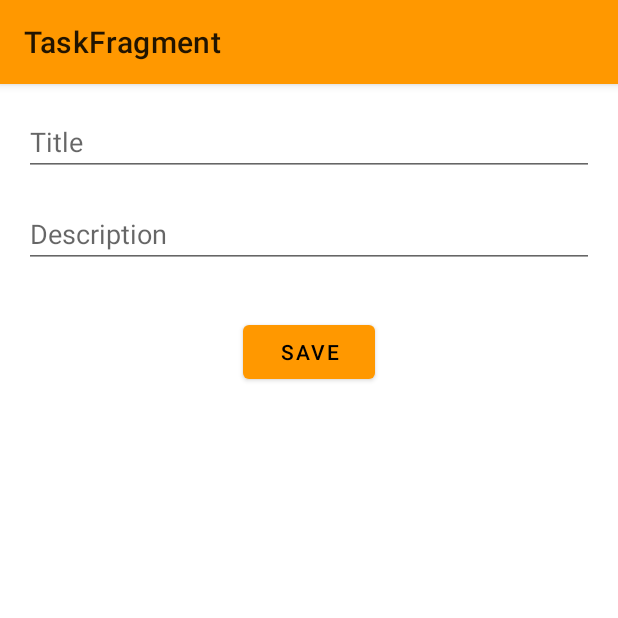
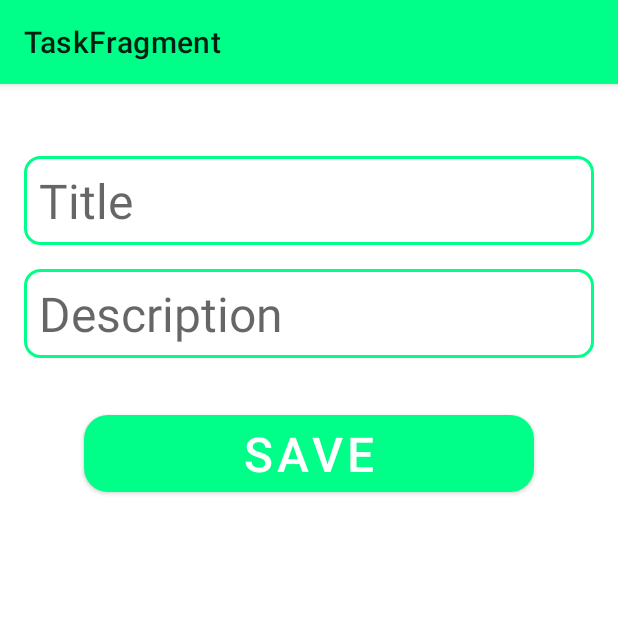
Before and after one commit to aslanaj/TaskApp, an Android app: the TaskFragment screen opened through its navigation route, on a phone screen of 412 x 824 dp, the top half of it. Run offline under Robolectric (Android 15) with nearby library versions, the phone set to English and light mode, and no system bars; our stand-ins replace Room's generated code, navigation-ui.

Commit message:
добавил дизайны

```diff
--- a/app/src/main/java/com/example/taskapp/App.kt
+++ b/app/src/main/java/com/example/taskapp/App.kt
@@ -12,12 +12,9 @@ class App : Application() {
             applicationContext,
             AppDatabase::class.java, "database-name"
         ).allowMainThreadQueries().build()
-
     }
 
     companion object {
         lateinit var db: AppDatabase
-
-
     }
 }
--- a/app/src/main/java/com/example/taskapp/data/local/dataBase/AppDataBase.kt
+++ b/app/src/main/java/com/example/taskapp/data/local/dataBase/AppDataBase.kt
@@ -3,7 +3,6 @@ package com.example.taskapp.data.local.dataBase
 import androidx.room.Database
 import androidx.room.RoomDatabase
 import com.example.taskapp.model.Task
-
 @Database(entities = [Task::class], version = 1)
 abstract class AppDatabase : RoomDatabase() {
     abstract fun taskDao(): TaskDao
--- a/app/src/main/java/com/example/taskapp/data/local/dataBase/TaskDao.kt
+++ b/app/src/main/java/com/example/taskapp/data/local/dataBase/TaskDao.kt
@@ -14,10 +14,10 @@ interface TaskDao {
 
     @Delete
     fun delete(task: Task)
+
     //Сортировка title от А до Я ASC
     //Сортировка title от А до Я DESC
     @Query("SELECT * FROM task ORDER BY title ASC")
     fun getAll(): List<Task>
+
 }
-
-annotation class update
--- a/app/src/main/java/com/example/taskapp/model/Task.kt
+++ b/app/src/main/java/com/example/taskapp/model/Task.kt
@@ -2,7 +2,6 @@ package com.example.taskapp.model
 
 import androidx.room.Entity
 import androidx.room.PrimaryKey
-
 @Entity
 data class Task(
     @PrimaryKey(autoGenerate = true)
--- a/app/src/main/java/com/example/taskapp/ui/dashboard/DashboardFragment.kt
+++ b/app/src/main/java/com/example/taskapp/ui/dashboard/DashboardFragment.kt
@@ -10,6 +10,7 @@ import com.example.taskapp.databinding.FragmentDashboardBinding
 
 class DashboardFragment : Fragment() {
     private var _binding: FragmentDashboardBinding? = null
+
     // This property is only valid between onCreateView and
     // onDestroyView.
     private val binding get() = _binding!!
@@ -23,7 +24,6 @@ class DashboardFragment : Fragment() {
         val root: View = binding.root
         return root
     }
-
     override fun onViewCreated(view: View, savedInstanceState: Bundle?) {
         super.onViewCreated(view, savedInstanceState)
         pref = Pref(requireContext())
--- a/app/src/main/java/com/example/taskapp/ui/onBoard/adapter/OnBoardingAdapter.kt
+++ b/app/src/main/java/com/example/taskapp/ui/onBoard/adapter/OnBoardingAdapter.kt
@@ -64,7 +64,6 @@ class OnBoardingAdapter(
                 btnStart.setOnClickListener {
                     onClick()
                 }
-
                 tvNext.setOnClickListener {
                     onClickNext()
                 }
--- /dev/null
+++ b/app/src/main/res/drawable/bg_et.xml
@@ -0,0 +1,11 @@
+<?xml version="1.0" encoding="utf-8"?>
+<shape xmlns:android="http://schemas.android.com/apk/res/android">
+
+
+
+
+    <corners android:radius="10dp"/>
+    <stroke android:color="@color/light_green"/>
+    <stroke android:width="2dp"/>
+
+</shape>
--- a/app/src/main/res/layout/fragment_profile.xml
+++ b/app/src/main/res/layout/fragment_profile.xml
@@ -26,7 +26,9 @@
         android:layout_width="match_parent"
         android:layout_height="wrap_content"
         android:hint="@string/title_profile"
-        android:textSize="24sp" />
+        android:background="@drawable/bg_et"
+        android:padding="8dp"
+        android:textSize="32sp" />
 
 
 </LinearLayout>
--- a/app/src/main/res/layout/fragment_task.xml
+++ b/app/src/main/res/layout/fragment_task.xml
@@ -1,10 +1,12 @@
 <?xml version="1.0" encoding="utf-8"?>
 <LinearLayout xmlns:android="http://schemas.android.com/apk/res/android"
+    xmlns:app="http://schemas.android.com/apk/res-auto"
     xmlns:tools="http://schemas.android.com/tools"
     android:layout_width="match_parent"
     android:layout_height="match_parent"
     android:orientation="vertical"
     android:paddingHorizontal="16dp"
+    android:paddingVertical="32dp"
     tools:context=".ui.task.TaskFragment">
 
 
@@ -13,21 +15,34 @@
         android:layout_width="match_parent"
         android:layout_height="wrap_content"
         android:layout_marginTop="16dp"
-        android:hint="@string/et_title" />
+        android:background="@drawable/bg_et"
+        android:hint="@string/et_title"
+        android:padding="8dp"
+        android:paddingStart="10dp"
+        android:textColor="@color/black"
+        android:textSize="32sp" />
 
     <EditText
         android:id="@+id/et_description"
         android:layout_width="match_parent"
         android:layout_height="wrap_content"
         android:layout_marginTop="16dp"
-        android:hint="@string/et_desc" />
+        android:background="@drawable/bg_et"
+        android:hint="@string/et_desc"
+        android:padding="8dp"
+        android:paddingStart="10dp"
+        android:textColor="@color/black"
+        android:textSize="32sp" />
 
-    <Button
+    <com.google.android.material.button.MaterialButton
         android:id="@+id/btn_save"
-        android:layout_width="wrap_content"
+        android:layout_width="300dp"
         android:layout_height="wrap_content"
         android:layout_gravity="center"
         android:layout_marginTop="32dp"
-        android:text="@string/btn_save" />
+        android:text="@string/btn_save"
+        android:textColor="@color/white"
+        android:textSize="32sp"
+        app:cornerRadius="16dp" />
 
 </LinearLayout>
--- a/app/src/main/res/layout/item_task.xml
+++ b/app/src/main/res/layout/item_task.xml
@@ -4,7 +4,10 @@
     android:layout_width="match_parent"
     android:layout_height="wrap_content"
     android:orientation="vertical"
-    android:padding="16dp">
+    android:padding="16dp"
+    android:layout_margin="16dp"
+    android:background="@drawable/bg_item"
+    android:id="@+id/item_task_layout">
 
     <TextView
         android:id="@+id/tv_title"
--- a/app/src/main/res/values/colors.xml
+++ b/app/src/main/res/values/colors.xml
@@ -9,4 +9,5 @@
     <color name="white">#FFFFFFFF</color>
     <color name="orange">#FFFF9800</color>
     <color name="blue">#0700b8</color>
+    <color name="light_green">#00ff88</color>
 </resources>
--- a/app/src/main/res/values/strings.xml
+++ b/app/src/main/res/values/strings.xml
@@ -13,4 +13,5 @@
     <string name="tv_skip">Skip</string>
     <string name="tv_next">Next</string>
     <string name="et_any">Any text</string>
+    <string name="btn_update">Update</string>
 </resources>
--- a/app/src/main/res/values/themes.xml
+++ b/app/src/main/res/values/themes.xml
@@ -2,7 +2,7 @@
     <!-- Base application theme. -->
     <style name="Theme.TaskApp" parent="Theme.MaterialComponents.DayNight">
         <!-- Primary brand color. -->
-        <item name="colorPrimary">#FF9800</item>
+        <item name="colorPrimary">@color/light_green</item>
         <item name="colorPrimaryVariant">#0F9D58</item>
         <item name="colorOnPrimary">@color/black</item>
         <!-- Secondary brand color. -->
```
Also changed, not shown: app/src/main/java/com/example/taskapp/data/local/Pref.kt (+18 -2 lines), app/src/main/java/com/example/taskapp/data/local/ProfilePref.kt (deleted, +0 -32 lines), app/src/main/java/com/example/taskapp/ui/home/HomeFragment.kt (+9 -17 lines), app/src/main/java/com/example/taskapp/ui/home/adapter/TaskAdapter.kt (+7 -3 lines), app/src/main/java/com/example/taskapp/ui/profile/ProfileFragment.kt (+7 -7 lines), app/src/main/res/drawable/bg_item.xml (added, +10 -0 lines).
